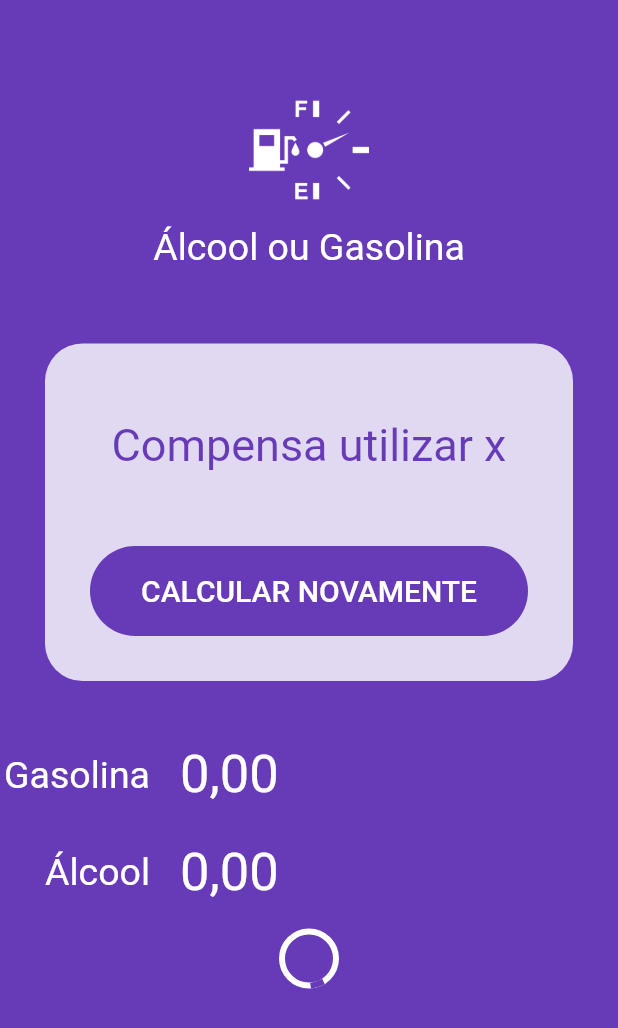
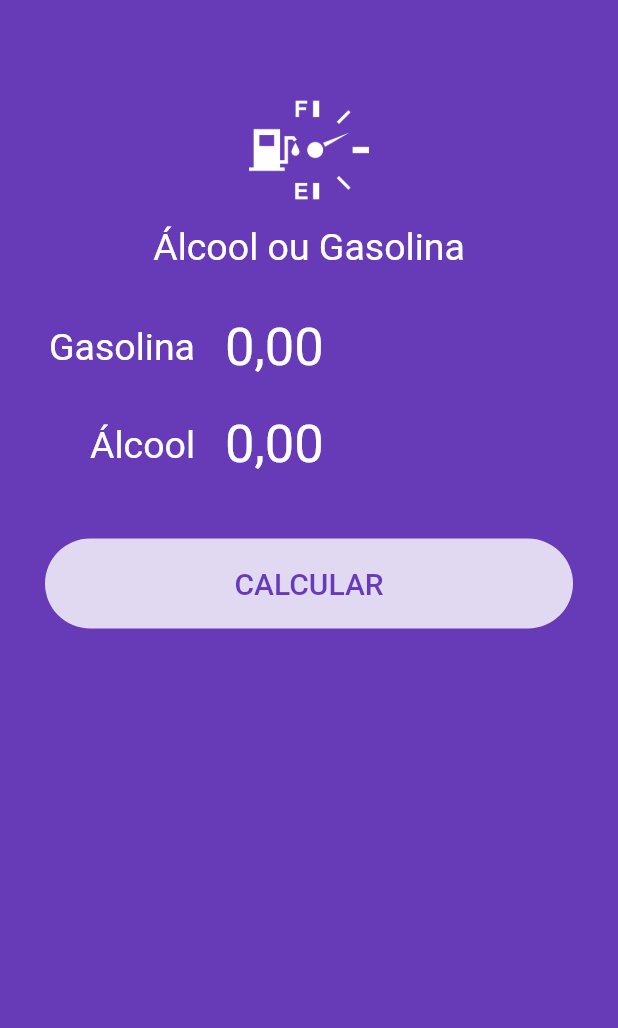
Before and after one commit to lourencofelipe/alcool-gasolina, a Flutter app: the screen it shows after launch, on a phone screen of 412 x 824 dp. Shown: the top 1028 px of the screen. Run offline on Flutter 3.47's test engine with Material 2 defaults, Android fonts, the phone set to English and light mode, and no system bars; our stand-ins replace flutter_masked_text; Roboto replaces fonts that are missing (Big Shoulders Display).

Commit message:
Adding SubmitForm widget

```diff
--- a/lib/main.dart
+++ b/lib/main.dart
@@ -1,6 +1,7 @@
 import 'package:alcool_gasolina/widgets/input.widget.dart';
 import 'package:alcool_gasolina/widgets/loading-button.widget.dart';
 import 'package:alcool_gasolina/widgets/logo.widget.dart';
+import 'package:alcool_gasolina/widgets/submit-form.dart';
 import 'package:alcool_gasolina/widgets/success.widget.dart';
 import 'package:flutter/material.dart';
 import 'package:flutter_masked_text/flutter_masked_text.dart';
@@ -34,23 +35,11 @@ class HomePage extends StatelessWidget {
       body: ListView(
         children: <Widget>[
           Logo(),
-          Success(
-            result: "Compensa utilizar x",
-            reset: () {},
-          ),
-          Input(
-            ctrl: _gasCtrl,
-            label: "Gasolina",
-          ),
-          Input(
-            ctrl: _alcCtrl,
-            label: "Álcool",
-          ),
-          LoadingButton(
-            busy: true,
-            invert: false,
-            func: () {},
-            text: "CALCULAR",
+          SubmitForm(
+            alcCtrl: _alcCtrl,
+            gastCtrl: _gasCtrl,
+            submitFunc: () {},
+            busy: false,
           ),
         ],
       ),
--- /dev/null
+++ b/lib/widgets/submit-form.dart
@@ -0,0 +1,46 @@
+import 'package:alcool_gasolina/widgets/input.widget.dart';
+import 'package:flutter/material.dart';
+import 'package:flutter_masked_text/flutter_masked_text.dart';
+import 'loading-button.widget.dart';
+
+class SubmitForm extends StatelessWidget {
+  var gastCtrl = new MoneyMaskedTextController();
+  var alcCtrl = new MoneyMaskedTextController();
+  var busy = false;
+  Function submitFunc;
+
+  SubmitForm({
+    @required this.gastCtrl,
+    @required this.alcCtrl,
+    @required this.busy,
+    @required this.submitFunc,
+  });
+
+  @override
+  Widget build(BuildContext context) {
+    return Column(
+      children: <Widget>[
+        Padding(
+          padding: EdgeInsets.only(left: 30, right: 30),
+          child: Input(
+            label: "Gasolina",
+            ctrl: gastCtrl,
+          ),
+        ),
+        Padding(
+          padding: EdgeInsets.only(left: 30, right: 30),
+          child: Input(
+            label: "Álcool",
+            ctrl: alcCtrl,
+          ),
+        ),
+        LoadingButton(
+          busy: busy,
+          invert: false,
+          func: submitFunc,
+          text: "CALCULAR",
+        ),
+      ],
+    );
+  }
+}
```
